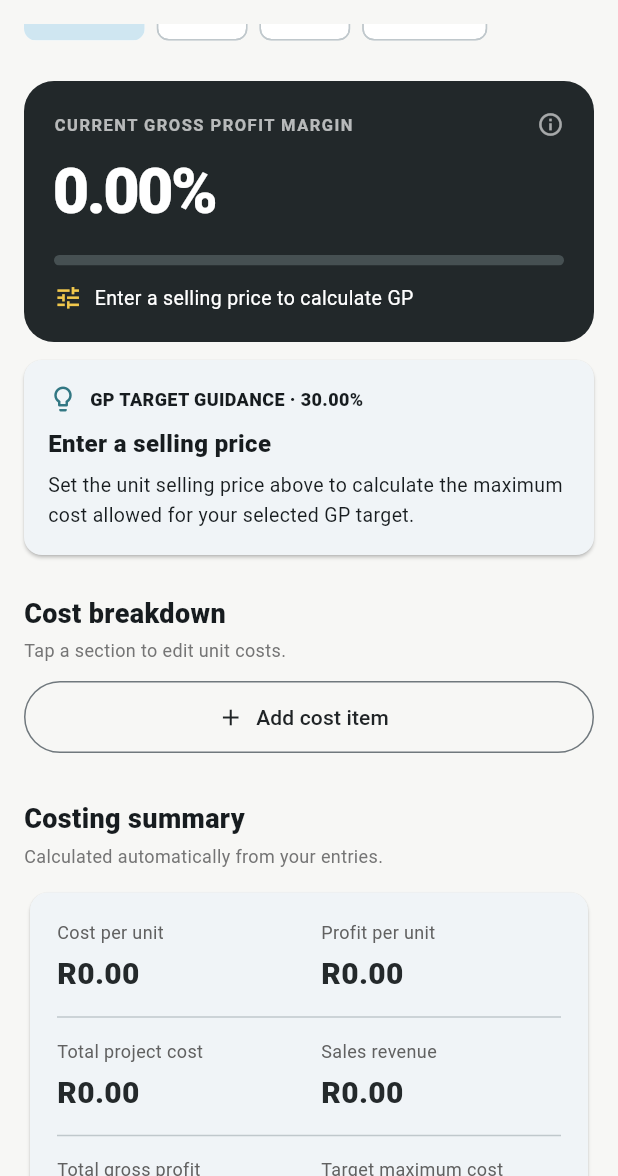
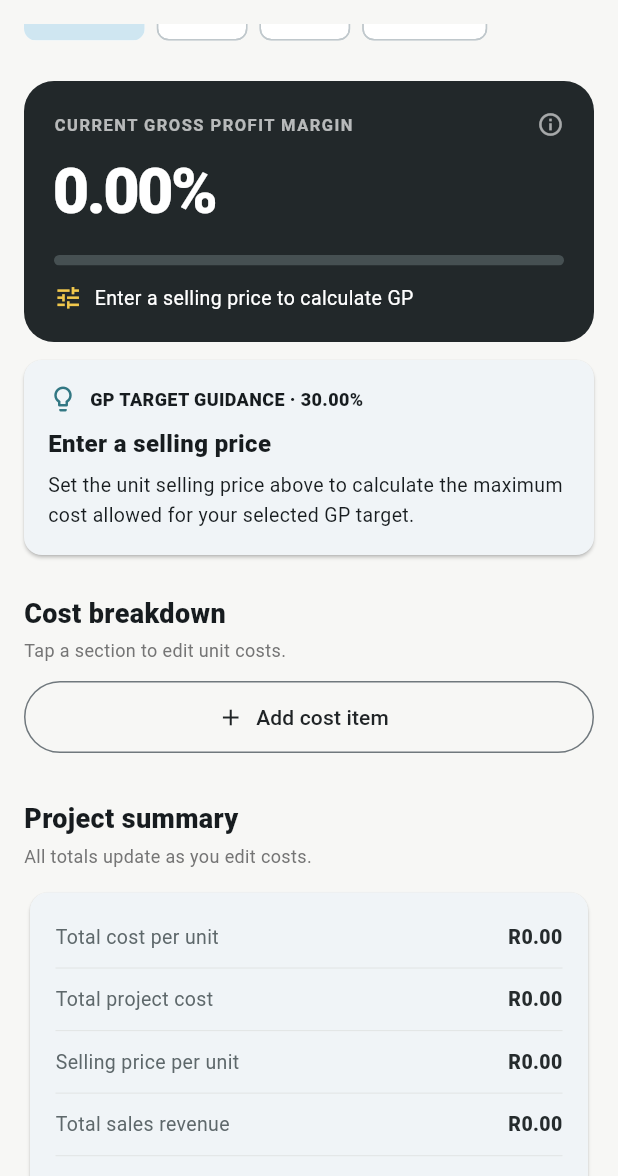
Before and after one commit to kudzanail41-oss/costing_studio, a Flutter app: the screen it shows after launch, scrolled down 576 dp, on a phone screen of 412 x 824 dp, the part 60-1236 px from its top. Run offline on Flutter 3.47's test engine with Material 3 defaults, Android fonts, the phone set to English and light mode, and no system bars; our stand-ins replace image_picker, pdf, shared_preferences; missing offline and left inert: file_saver.

Commit message:
Simplify costing breakdown and summary

```diff
--- a/lib/screens/costing_home_screen.dart
+++ b/lib/screens/costing_home_screen.dart
@@ -315,14 +315,23 @@ class _CostingHomeScreenState extends State<CostingHomeScreen> {
     );
   }
 
-  Widget _metric(String label, String value, {Color? color}) =>
-      Column(crossAxisAlignment: CrossAxisAlignment.start, children: [
-        Text(label, style: TextStyle(fontSize: 12, color: Colors.grey.shade700)),
-        const SizedBox(height: 5),
-        FittedBox(alignment: Alignment.centerLeft, fit: BoxFit.scaleDown,
-          child: Text(value, style: TextStyle(fontSize: 20, fontWeight: FontWeight.w800,
-            color: color ?? const Color(0xFF24292B)))),
-      ]);
+  /// One amount per line with a light separator: easier to scan on phones.
+  Widget _summaryLine(String label, String value, {bool prominent = false}) =>
+    Container(
+      padding: const EdgeInsets.symmetric(vertical: 11),
+      decoration: const BoxDecoration(border: Border(
+        bottom: BorderSide(color: Color(0xFFE2E5E5), width: .7))),
+      child: Row(crossAxisAlignment: CrossAxisAlignment.start, children: [
+        Expanded(child: Text(label, style: TextStyle(
+          fontSize: 13, color: prominent ? const Color(0xFF252B2D) :
+            const Color(0xFF5E686B),
+          fontWeight: prominent ? FontWeight.w700 : FontWeight.normal))),
+        const SizedBox(width: 12),
+        Text(value, textAlign: TextAlign.right, style: TextStyle(
+          fontSize: prominent ? 15 : 13,
+          color: const Color(0xFF252B2D), fontWeight: FontWeight.w800)),
+      ]),
+    );
 
   Widget _targetSelector(CostingProject p) {
     final choices = [30.0, 40.0, 50.0];
@@ -377,13 +386,8 @@ class _CostingHomeScreenState extends State<CostingHomeScreen> {
               title: Text(group, style: const TextStyle(fontWeight: FontWeight.w700, fontSize: 14)),
               subtitle: Text('${p.costs.where((line) => groupFor(line.name) == group).length} cost items',
                   style: const TextStyle(fontSize: 11)),
-              trailing: Row(mainAxisSize: MainAxisSize.min, children: [
-                Text(rand(p.costs.where((line) => groupFor(line.name) == group)
-                    .fold<double>(0, (total, line) => total + line.unitCost)),
-                    style: const TextStyle(fontWeight: FontWeight.w800, fontSize: 14)),
-                const SizedBox(width: 4),
-                const Icon(Icons.expand_more),
-              ]),
+              // Let ExpansionTile display its normal arrow. No category totals:
+              // overall totals are already visible in the summary below.
               children: [
                 const Divider(height: 1),
                 for (final line in p.costs.where((line) => groupFor(line.name) == group))
@@ -513,35 +517,22 @@ class _CostingHomeScreenState extends State<CostingHomeScreen> {
                 label: const Text('Add cost item'),
                 style: OutlinedButton.styleFrom(minimumSize: const Size(double.infinity, 48))),
             const SizedBox(height: 23),
-            _sectionHeader('Costing summary', 'Calculated automatically from your entries.'),
-            Card(child: Padding(padding: const EdgeInsets.all(18), child: Column(children: [
-              Row(children: [
-                Expanded(child: _metric('Cost per unit', rand(p.costPerUnit))),
-                const SizedBox(width: 16),
-                Expanded(child: _metric('Profit per unit', rand(p.profitPerUnit),
-                    color: p.profitPerUnit < 0 ? Colors.red.shade700 : null)),
+            _sectionHeader('Project summary', 'All totals update as you edit costs.'),
+            Card(child: Padding(
+              padding: const EdgeInsets.symmetric(horizontal: 17, vertical: 9),
+              child: Column(children: [
+                _summaryLine('Total cost per unit', rand(p.costPerUnit)),
+                _summaryLine('Total project cost', rand(p.projectCost)),
+                _summaryLine('Selling price per unit', rand(p.sellingPrice)),
+                _summaryLine('Total sales revenue', rand(p.revenue)),
+                _summaryLine('Gross profit per unit', rand(p.profitPerUnit)),
+                _summaryLine('Total gross profit', rand(p.projectProfit),
+                  prominent: true),
+                _summaryLine('Actual GP margin', marginText(p.gpMargin),
+                  prominent: true),
+                _summaryLine('Target GP margin', marginText(p.targetMargin)),
               ]),
-              const Divider(height: 28),
-              Row(children: [
-                Expanded(child: _metric('Total project cost', rand(p.projectCost))),
-                const SizedBox(width: 16),
-                Expanded(child: _metric('Sales revenue', rand(p.revenue))),
-              ]),
-              const Divider(height: 28),
-              Row(children: [
-                Expanded(child: _metric('Total gross profit', rand(p.projectProfit))),
-                const SizedBox(width: 16),
-                Expanded(child: _metric('Target maximum cost', rand(p.maximumCostForTarget))),
-              ]),
-              if (p.sellingPrice > 0 && p.costPerUnit > 0) ...[
-                const Divider(height: 28),
-                Align(alignment: Alignment.centerLeft,
-                  child: Text(p.reductionRequired > 0.005
-                      ? 'To reach the selected margin, reduce unit costs by ${rand(p.reductionRequired)} or increase unit selling price to ${rand(p.requiredSellingPrice)}.'
-                      : 'Additional cost budget available per unit while maintaining the selected margin: ${rand(p.availableCostHeadroom)}. No changes are required.',
-                    style: const TextStyle(fontSize: 12, height: 1.5))),
-              ],
-            ]))),
+            )),
             const SizedBox(height: 16),
             FilledButton.icon(
               onPressed: _exporting ? null : _showExportOptions,
--- a/lib/services/costing_export.dart
+++ b/lib/services/costing_export.dart
@@ -107,6 +107,22 @@ class CostingExport {
     return rows.map(_row).join('\r\n');
   }
 
+  /// Table rows for the PDF: one per cost item, without category subtotal rows.
+  /// This can be tested without reading text back from a compressed PDF.
+  static List<List<String>> pdfCostRows(CostingProject project) {
+    final rows = <List<String>>[];
+    for (final group in groupOrder) {
+      for (final line in project.costs.where((c) => groupFor(c.name) == group)) {
+        rows.add([
+          line.name,
+          money(line.unitCost),
+          money(line.unitCost * project.quantity),
+        ]);
+      }
+    }
+    return rows;
+  }
+
   static Future<Uint8List> pdfBytes(CostingProject project) async {
     final document = pw.Document(
       title: '${project.product} - Cost breakdown',
@@ -127,35 +143,27 @@ class CostingExport {
       }
     }
 
-    pw.Widget labelledValue(String label, String value) => pw.Padding(
-      padding: const pw.EdgeInsets.only(bottom: 5),
-      child: pw.Row(crossAxisAlignment: pw.CrossAxisAlignment.start, children: [
-        pw.Expanded(flex: 5, child: pw.Text(label,
-          style: const pw.TextStyle(fontSize: 9, color: muted))),
-        pw.Expanded(flex: 4, child: pw.Text(value, textAlign: pw.TextAlign.right,
-          style: pw.TextStyle(fontSize: 9, fontWeight: pw.FontWeight.bold, color: charcoal))),
-      ]),
-    );
+    final tableData = pdfCostRows(project);
 
-    final tableData = <List<String>>[];
-    for (final group in groupOrder) {
-      final lines = project.costs.where((c) => groupFor(c.name) == group).toList();
-      if (lines.isEmpty) continue;
-      for (final line in lines) {
-        tableData.add([
-          group,
-          line.name,
-          money(line.unitCost),
-          money(line.unitCost * project.quantity),
-        ]);
-      }
-      tableData.add([
-        group,
-        'Group subtotal',
-        money(lines.fold<double>(0, (sum, l) => sum + l.unitCost)),
-        money(lines.fold<double>(0, (sum, l) => sum + l.unitCost) * project.quantity),
-      ]);
-    }
+    // A light rule between each summary line helps readers follow amounts
+    // without inserting extra categories, subtotals or zero-value advice.
+    pw.Widget summaryRow(String label, String value, {bool prominent = false}) =>
+      pw.Container(
+        padding: const pw.EdgeInsets.symmetric(vertical: 6),
+        decoration: const pw.BoxDecoration(
+          border: pw.Border(bottom: pw.BorderSide(
+            color: PdfColors.grey300, width: .45)),
+        ),
+        child: pw.Row(crossAxisAlignment: pw.CrossAxisAlignment.start, children: [
+          pw.Expanded(flex: 5, child: pw.Text(label,
+            style: pw.TextStyle(fontSize: 9, color: prominent ? charcoal : muted,
+              fontWeight: prominent ? pw.FontWeight.bold : pw.FontWeight.normal))),
+          pw.Expanded(flex: 4, child: pw.Text(value,
+            textAlign: pw.TextAlign.right,
+            style: pw.TextStyle(fontSize: prominent ? 10 : 9,
+              fontWeight: pw.FontWeight.bold, color: charcoal))),
+        ]),
+      );
 
     document.addPage(pw.MultiPage(
       maxPages: 100,
@@ -213,18 +221,25 @@ class CostingExport {
             ),
           ],
         ]),
-        pw.SizedBox(height: 19),
+        pw.SizedBox(height: 15),
         pw.Container(
-          padding: const pw.EdgeInsets.all(14),
+          padding: const pw.EdgeInsets.symmetric(horizontal: 14, vertical: 11),
           color: light,
-          child: pw.Column(children: [
-            labelledValue('Quantity', project.quantity.toString()),
-            labelledValue('Selling price per unit', money(project.sellingPrice)),
-            labelledValue('Target gross profit margin', _percentage(project.targetMargin)),
-            labelledValue('Actual gross profit margin', _percentage(project.gpMargin)),
+          child: pw.Row(children: [
+            pw.Expanded(child: pw.Text('Quantity  ${project.quantity}',
+              style: pw.TextStyle(fontSize: 9, fontWeight: pw.FontWeight.bold,
+                color: charcoal))),
+            pw.Expanded(child: pw.Text('Selling / unit  ${money(project.sellingPrice)}',
+              textAlign: pw.TextAlign.center,
+              style: pw.TextStyle(fontSize: 9, fontWeight: pw.FontWeight.bold,
+                color: charcoal))),
+            pw.Expanded(child: pw.Text('Target GP  ${_percentage(project.targetMargin)}',
+              textAlign: pw.TextAlign.right,
+              style: pw.TextStyle(fontSize: 9, fontWeight: pw.FontWeight.bold,
+                color: charcoal))),
           ]),
         ),
-        pw.SizedBox(height: 20),
+        pw.SizedBox(height: 15),
         pw.Text('DETAILED COSTS', style: pw.TextStyle(
           fontSize: 12, fontWeight: pw.FontWeight.bold, color: charcoal)),
         pw.SizedBox(height: 8),
@@ -233,7 +248,7 @@ class CostingExport {
               style: const pw.TextStyle(fontSize: 10, color: muted))
         else
           pw.Table.fromTextArray(
-            headers: ['Category', 'Cost item', 'Cost / unit', 'Total for project'],
+            headers: ['Cost item', 'Cost / unit', 'Total for project'],
             data: tableData,
             border: pw.TableBorder(
               horizontalInside: const pw.BorderSide(color: PdfColors.grey300, width: .35),
@@ -243,52 +258,89 @@ class CostingExport {
             headerStyle: pw.TextStyle(color: PdfColors.white,
                 fontSize: 9, fontWeight: pw.FontWeight.bold),
             cellStyle: const pw.TextStyle(fontSize: 8.5, color: charcoal),
-            cellPadding: const pw.EdgeInsets.symmetric(horizontal: 8, vertical: 7),
-            headerPadding: const pw.EdgeInsets.symmetric(horizontal: 8, vertical: 9),
+            cellPadding: const pw.EdgeInsets.symmetric(horizontal: 9, vertical: 7),
+            headerPadding: const pw.EdgeInsets.symmetric(horizontal: 9, vertical: 9),
             columnWidths: {
-              0: const pw.FlexColumnWidth(2),
-              1: const pw.FlexColumnWidth(2.4),
-              2: const pw.FlexColumnWidth(1.4),
-              3: const pw.FlexColumnWidth(2),
+              0: const pw.FlexColumnWidth(4),
+              1: const pw.FlexColumnWidth(1.5),
+              2: const pw.FlexColumnWidth(2.2),
             },
             cellAlignments: {
+              1: pw.Alignment.centerRight,
               2: pw.Alignment.centerRight,
-              3: pw.Alignment.centerRight,
             },
           ),
-        pw.SizedBox(height: 23),
+        if (tableData.isNotEmpty)
+          pw.Container(
+            padding: const pw.EdgeInsets.symmetric(horizontal: 9, vertical: 9),
+            color: light,
+            child: pw.Row(children: [
+              pw.Expanded(flex: 40, child: pw.Text('TOTAL COST',
+                style: pw.TextStyle(fontSize: 9.5, fontWeight: pw.FontWeight.bold,
+                  color: charcoal))),
+              pw.Expanded(flex: 15, child: pw.Text(money(project.costPerUnit),
+                textAlign: pw.TextAlign.right,
+                style: pw.TextStyle(fontSize: 9.5, fontWeight: pw.FontWeight.bold,
+                  color: charcoal))),
+              pw.Expanded(flex: 22, child: pw.Text(money(project.projectCost),
+                textAlign: pw.TextAlign.right,
+                style: pw.TextStyle(fontSize: 9.5, fontWeight: pw.FontWeight.bold,
+                  color: charcoal))),
+            ]),
+          ),
+        pw.SizedBox(height: 17),
         pw.Container(
-          padding: const pw.EdgeInsets.all(16),
+          padding: const pw.EdgeInsets.fromLTRB(14, 12, 14, 12),
           decoration: pw.BoxDecoration(
-            border: pw.Border.all(color: PdfColors.grey300)),
+            border: pw.Border.all(color: PdfColors.grey300, width: .8)),
           child: pw.Column(children: [
             pw.Text('PROJECT SUMMARY',
-              style: pw.TextStyle(fontWeight: pw.FontWeight.bold, fontSize: 12, color: charcoal)),
-            pw.SizedBox(height: 12),
-            labelledValue('Total cost per unit', money(project.costPerUnit)),
-            labelledValue('Total project cost', money(project.projectCost)),
-            labelledValue('Selling price per unit', money(project.sellingPrice)),
-            labelledValue('Total sales revenue', money(project.revenue)),
-            labelledValue('Gross profit per unit', money(project.profitPerUnit)),
-            labelledValue('Total gross profit', money(project.projectProfit)),
-            pw.Divider(color: PdfColors.grey300),
-            pw.Row(mainAxisAlignment: pw.MainAxisAlignment.spaceBetween, children: [
-              pw.Text('ACTUAL GP MARGIN', style: pw.TextStyle(
-                color: charcoal, fontSize: 12, fontWeight: pw.FontWeight.bold)),
-              pw.Text(_percentage(project.gpMargin), style: pw.TextStyle(
-                color: project.targetMet ? green : charcoal,
-                fontSize: 16, fontWeight: pw.FontWeight.bold)),
-            ]),
-            pw.SizedBox(height: 6),
-            labelledValue('Target GP margin', _percentage(project.targetMargin)),
-            labelledValue('Target achieved', project.targetMet ? 'Yes' : 'No'),
-            labelledValue('Maximum unit cost at target', money(project.maximumCostForTarget)),
-            labelledValue('Cost reduction required per unit', money(project.reductionRequired)),
-            labelledValue('Additional cost allowance per unit', money(project.availableCostHeadroom)),
-            labelledValue('Additional project cost allowance', money(project.availableProjectHeadroom)),
-            labelledValue('Required selling price at target',
-                project.requiredSellingPrice.isFinite
-                    ? money(project.requiredSellingPrice) : 'N/A'),
+              style: pw.TextStyle(fontWeight: pw.FontWeight.bold,
+                fontSize: 12, color: charcoal)),
+            pw.SizedBox(height: 8),
+            summaryRow('Total cost per unit', money(project.costPerUnit)),
+            summaryRow('Total project cost', money(project.projectCost)),
+            summaryRow('Selling price per unit', money(project.sellingPrice)),
+            summaryRow('Total sales revenue', money(project.revenue)),
+            summaryRow('Gross profit per unit', money(project.profitPerUnit)),
+            summaryRow('Total gross profit', money(project.projectProfit),
+              prominent: true),
+            pw.SizedBox(height: 10),
+            pw.Container(
+              padding: const pw.EdgeInsets.symmetric(horizontal: 10, vertical: 9),
+              color: light,
+              child: pw.Row(
+                mainAxisAlignment: pw.MainAxisAlignment.spaceBetween,
+                children: [
+                  pw.Text('ACTUAL GP MARGIN', style: pw.TextStyle(
+                    fontSize: 11, fontWeight: pw.FontWeight.bold, color: charcoal)),
+                  pw.Text(_percentage(project.gpMargin), style: pw.TextStyle(
+                    fontSize: 15, fontWeight: pw.FontWeight.bold,
+                    color: project.targetMet ? green : charcoal)),
+                ],
+              ),
+            ),
+            pw.SizedBox(height: 3),
+            summaryRow('Target GP margin', _percentage(project.targetMargin)),
+            summaryRow('Target achieved', project.targetMet ? 'Yes' : 'No'),
+            if (project.sellingPrice > 0 && project.costs.isNotEmpty) ...[
+              summaryRow('Maximum unit cost at target',
+                money(project.maximumCostForTarget)),
+              if (project.reductionRequired > 0.005) ...[
+                summaryRow('Cost reduction required per unit',
+                  money(project.reductionRequired), prominent: true),
+                summaryRow('Total project cost reduction required',
+                  money(project.projectReductionRequired)),
+                if (project.requiredSellingPrice.isFinite)
+                  summaryRow('Alternative selling price at target',
+                    money(project.requiredSellingPrice)),
+              ] else if (project.availableCostHeadroom > 0.005) ...[
+                summaryRow('Additional cost allowance per unit',
+                  money(project.availableCostHeadroom)),
+                summaryRow('Additional total project cost allowance',
+                  money(project.availableProjectHeadroom)),
+              ],
+            ],
           ]),
         ),
         pw.SizedBox(height: 13),
```
Also changed, not shown: 1 other file.
